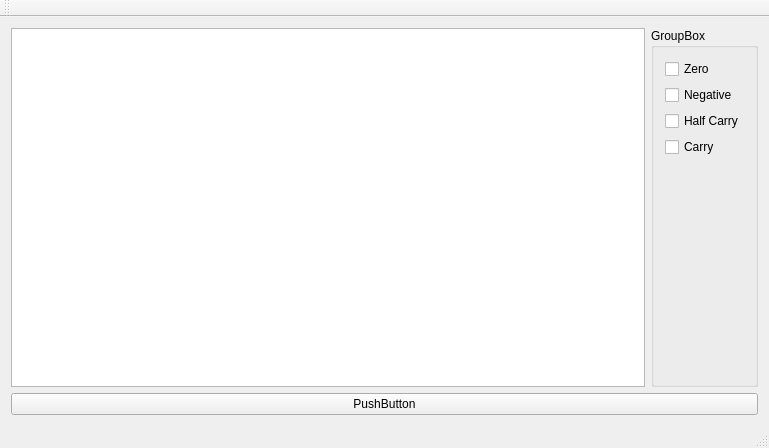
Oskenso/gambel, file Gambel/mainwindow.ui: the form before one commit.
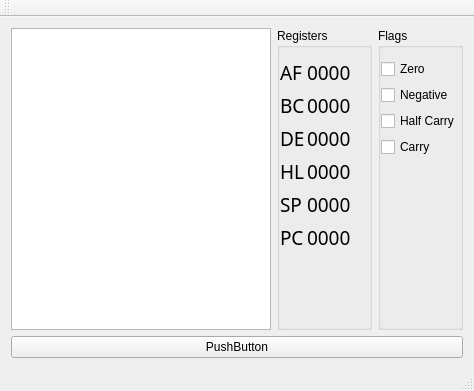
The form after the commit.

Diff of the .ui file:
```diff
--- a/Gambel/mainwindow.ui
+++ b/Gambel/mainwindow.ui
@@ -6,8 +6,8 @@
    <rect>
     <x>0</x>
     <y>0</y>
-    <width>769</width>
-    <height>448</height>
+    <width>474</width>
+    <height>391</height>
    </rect>
   </property>
   <property name="windowTitle">
@@ -32,11 +32,271 @@
          </widget>
         </item>
         <item>
-         <widget class="QGroupBox" name="groupBox">
+         <layout class="QHBoxLayout" name="horizontalLayout_4">
+          <item>
+           <widget class="QGroupBox" name="regBox">
           <property name="title">
-           <string>GroupBox</string>
+             <string>Registers</string>
+            </property>
+            <layout class="QVBoxLayout" name="verticalLayout_7">
+             <property name="spacing">
+              <number>6</number>
+             </property>
+             <property name="leftMargin">
+              <number>0</number>
+             </property>
+             <property name="rightMargin">
+              <number>18</number>
+             </property>
+             <property name="bottomMargin">
+              <number>9</number>
+             </property>
+             <item>
+              <layout class="QHBoxLayout" name="horizontalLayout_2">
+               <property name="spacing">
+                <number>2</number>
+               </property>
+               <item>
+                <layout class="QVBoxLayout" name="verticalLayout_3">
+                 <property name="spacing">
+                  <number>6</number>
+                 </property>
+                 <item>
+                  <widget class="QLabel" name="labelRegAF">
+                   <property name="font">
+                    <font>
+                     <family>Ubuntu Mono</family>
+                     <pointsize>14</pointsize>
+                    </font>
+                   </property>
+                   <property name="text">
+                    <string>AF</string>
+                   </property>
+                  </widget>
+                 </item>
+                 <item>
+                  <widget class="QLabel" name="labelRegBC">
+                   <property name="font">
+                    <font>
+                     <family>Ubuntu Mono</family>
+                     <pointsize>14</pointsize>
+                    </font>
+                   </property>
+                   <property name="text">
+                    <string>BC</string>
+                   </property>
+                  </widget>
+                 </item>
+                 <item>
+                  <widget class="QLabel" name="labelRegDE">
+                   <property name="font">
+                    <font>
+                     <family>Ubuntu Mono</family>
+                     <pointsize>14</pointsize>
+                    </font>
+                   </property>
+                   <property name="text">
+                    <string>DE</string>
+                   </property>
+                  </widget>
+                 </item>
+                 <item>
+                  <widget class="QLabel" name="labelRegHL">
+                   <property name="font">
+                    <font>
+                     <family>Ubuntu Mono</family>
+                     <pointsize>14</pointsize>
+                    </font>
+                   </property>
+                   <property name="text">
+                    <string>HL</string>
+                   </property>
+                  </widget>
+                 </item>
+                 <item>
+                  <widget class="QLabel" name="labelRegSP">
+                   <property name="font">
+                    <font>
+                     <family>Ubuntu Mono</family>
+                     <pointsize>14</pointsize>
+                    </font>
+                   </property>
+                   <property name="text">
+                    <string>SP</string>
+                   </property>
+                  </widget>
+                 </item>
+                 <item>
+                  <widget class="QLabel" name="labelRegPC">
+                   <property name="font">
+                    <font>
+                     <family>Ubuntu Mono</family>
+                     <pointsize>14</pointsize>
+                    </font>
+                   </property>
+                   <property name="text">
+                    <string>PC</string>
+                   </property>
+                  </widget>
+                 </item>
+                 <item>
+                  <spacer name="verticalSpacer_2">
+                   <property name="orientation">
+                    <enum>Qt::Vertical</enum>
+                   </property>
+                   <property name="sizeHint" stdset="0">
+                    <size>
+                     <width>20</width>
+                     <height>40</height>
+                    </size>
+                   </property>
+                  </spacer>
+                 </item>
+                </layout>
+               </item>
+               <item>
+                <layout class="QVBoxLayout" name="verticalLayout_4">
+                 <item>
+                  <widget class="QLabel" name="labelRegValAF">
+                   <property name="font">
+					   <font>
+                        <family>Ubuntu Mono</family>
+                        <pointsize>14</pointsize>
+                       </font>
+                   </property>
+                   <property name="styleSheet">
+                    <string notr="true">text-transform: uppercase;</string>
+                   </property>
+                   <property name="text">
+                    <string>0000</string>
+                   </property>
+                  </widget>
+                 </item>
+                 <item>
+                  <widget class="QLabel" name="labelRegValBC">
+                   <property name="font">
+					   <font>
+                        <family>Ubuntu Mono</family>
+                        <pointsize>14</pointsize>
+                       </font>
+                   </property>
+                   <property name="styleSheet">
+                    <string notr="true">text-transform: uppercase;</string>
+                   </property>
+                   <property name="text">
+                    <string>0000</string>
+                   </property>
+                  </widget>
+                 </item>
+                 <item>
+                  <widget class="QLabel" name="labelRegValDE">
+                   <property name="font">
+					   <font>
+                        <family>Ubuntu Mono</family>
+                        <pointsize>14</pointsize>
+                       </font>
+                   </property>
+                   <property name="styleSheet">
+                    <string notr="true">text-transform: uppercase;</string>
+                   </property>
+                   <property name="text">
+                    <string>0000</string>
+                   </property>
+                  </widget>
+                 </item>
+                 <item>
+                  <widget class="QLabel" name="labelRegValHL">
+                   <property name="font">
+                    <font>
+                     <family>Ubuntu Mono</family>
+                     <pointsize>14</pointsize>
+                    </font>
+                   </property>
+                   <property name="styleSheet">
+                    <string notr="true">text-transform: uppercase;</string>
+                   </property>
+                   <property name="text">
+                    <string>0000</string>
+                   </property>
+                  </widget>
+                 </item>
+                 <item>
+                  <widget class="QLabel" name="labelRegValSP">
+                   <property name="font">
+					   <font>
+                        <family>Ubuntu Mono</family>
+                        <pointsize>14</pointsize>
+                       </font>
+                   </property>
+                   <property name="styleSheet">
+                    <string notr="true">text-transform:uppercase;</string>
+                   </property>
+                   <property name="text">
+                    <string>0000</string>
+                   </property>
+                  </widget>
+                 </item>
+                 <item>
+                  <widget class="QLabel" name="labelRegValPC">
+                   <property name="font">
+					   <font>
+                        <family>Ubuntu Mono</family>
+                        <pointsize>14</pointsize>
+                       </font>
+                   </property>
+                   <property name="styleSheet">
+                    <string notr="true">text-transform:uppercase;</string>
+                   </property>
+                   <property name="text">
+                    <string>0000</string>
+                   </property>
+                  </widget>
+                 </item>
+                 <item>
+                  <spacer name="verticalSpacer_3">
+                   <property name="orientation">
+                    <enum>Qt::Vertical</enum>
+                   </property>
+                   <property name="sizeHint" stdset="0">
+                    <size>
+                     <width>20</width>
+                     <height>40</height>
+                    </size>
+                   </property>
+                  </spacer>
+                 </item>
+                </layout>
+               </item>
+              </layout>
+             </item>
+             <item>
+              <spacer name="verticalSpacer_4">
+               <property name="orientation">
+                <enum>Qt::Vertical</enum>
+               </property>
+               <property name="sizeHint" stdset="0">
+                <size>
+                 <width>20</width>
+                 <height>40</height>
+                </size>
+               </property>
+              </spacer>
+             </item>
+            </layout>
+           </widget>
+          </item>
+          <item>
+           <widget class="QGroupBox" name="flagBox">
+            <property name="title">
+             <string>Flags</string>
           </property>
           <layout class="QVBoxLayout" name="verticalLayout_2">
+             <property name="leftMargin">
+              <number>0</number>
+             </property>
+             <property name="rightMargin">
+              <number>0</number>
+             </property>
            <item>
             <widget class="QCheckBox" name="flagBoxZ">
              <property name="text">
@@ -95,6 +355,8 @@
         </item>
        </layout>
       </item>
+       </layout>
+      </item>
       <item>
        <widget class="QPushButton" name="pushButton">
         <property name="text">
@@ -111,7 +373,7 @@
     <rect>
      <x>0</x>
      <y>0</y>
-     <width>769</width>
+     <width>474</width>
      <height>19</height>
     </rect>
    </property>
```
Lines whose indentation alone changed are shown as unchanged.
